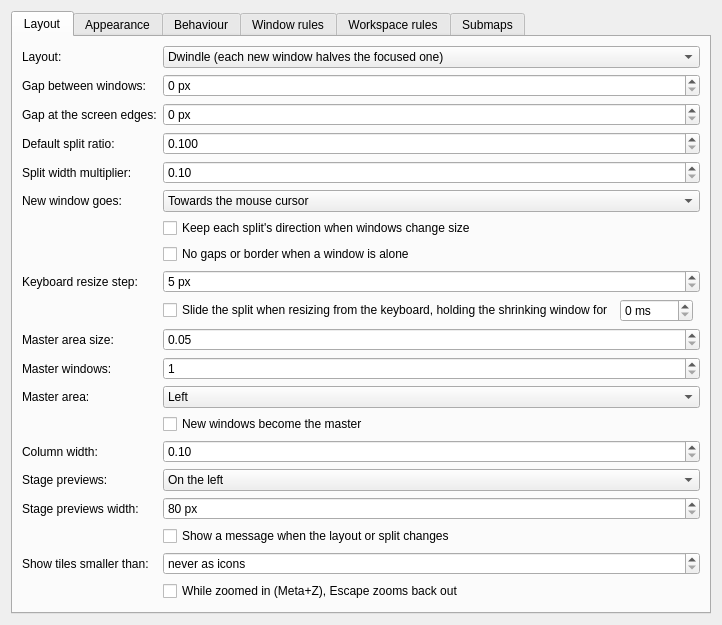
DGBooth/HyprKwin, file package/contents/ui/config.ui: the form before one commit.
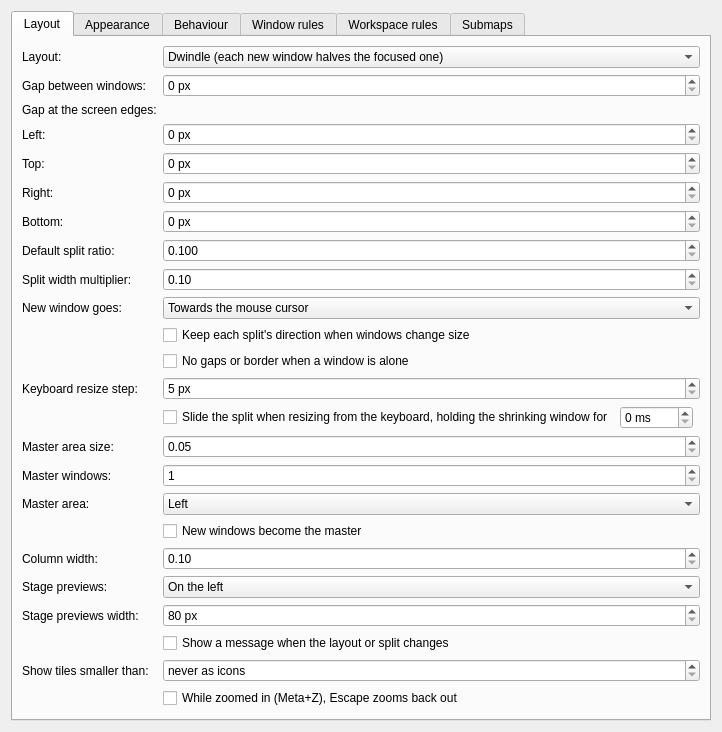
The form after the commit. Custom widgets are drawn as their Qt base class.

```diff
--- a/package/contents/ui/config.ui
+++ b/package/contents/ui/config.ui
@@ -38,16 +38,58 @@
        <item row="2" column="0">
         <widget class="QLabel" name="gapsOutLabel"><property name="text"><string>Gap at the screen edges:</string></property></widget>
        </item>
-       <item row="2" column="1">
-        <widget class="QSpinBox" name="kcfg_GapsOut">
-         <property name="suffix"><string> px</string></property>
-         <property name="maximum"><number>400</number></property>
-        </widget>
-       </item>
        <item row="3" column="0">
-        <widget class="QLabel" name="splitRatioLabel"><property name="text"><string>Default split ratio:</string></property></widget>
+        <widget class="QLabel" name="gapsOutLeftLabel">
+         <property name="text"><string>Left:</string></property>
+         <property name="buddy"><cstring>kcfg_GapsOutLeft</cstring></property>
+        </widget>
        </item>
        <item row="3" column="1">
+        <widget class="QSpinBox" name="kcfg_GapsOutLeft">
+         <property name="suffix"><string> px</string></property>
+         <property name="maximum"><number>400</number></property>
+        </widget>
+       </item>
+       <item row="4" column="0">
+        <widget class="QLabel" name="gapsOutTopLabel">
+         <property name="text"><string>Top:</string></property>
+         <property name="buddy"><cstring>kcfg_GapsOutTop</cstring></property>
+        </widget>
+       </item>
+       <item row="4" column="1">
+        <widget class="QSpinBox" name="kcfg_GapsOutTop">
+         <property name="suffix"><string> px</string></property>
+         <property name="maximum"><number>400</number></property>
+        </widget>
+       </item>
+       <item row="5" column="0">
+        <widget class="QLabel" name="gapsOutRightLabel">
+         <property name="text"><string>Right:</string></property>
+         <property name="buddy"><cstring>kcfg_GapsOutRight</cstring></property>
+        </widget>
+       </item>
+       <item row="5" column="1">
+        <widget class="QSpinBox" name="kcfg_GapsOutRight">
+         <property name="suffix"><string> px</string></property>
+         <property name="maximum"><number>400</number></property>
+        </widget>
+       </item>
+       <item row="6" column="0">
+        <widget class="QLabel" name="gapsOutBottomLabel">
+         <property name="text"><string>Bottom:</string></property>
+         <property name="buddy"><cstring>kcfg_GapsOutBottom</cstring></property>
+        </widget>
+       </item>
+       <item row="6" column="1">
+        <widget class="QSpinBox" name="kcfg_GapsOutBottom">
+         <property name="suffix"><string> px</string></property>
+         <property name="maximum"><number>400</number></property>
+        </widget>
+       </item>
+       <item row="7" column="0">
+        <widget class="QLabel" name="splitRatioLabel"><property name="text"><string>Default split ratio:</string></property></widget>
+       </item>
+       <item row="7" column="1">
         <widget class="QDoubleSpinBox" name="kcfg_SplitRatio">
          <property name="minimum"><double>0.1</double></property>
          <property name="maximum"><double>1.9</double></property>
@@ -56,10 +98,10 @@
          <property name="toolTip"><string>How a new split shares the space. 1.0 is an even split; above 1 the first (left or top) window gets more, below 1 less (it gets ratio ÷ 2 of the space).</string></property>
         </widget>
        </item>
-       <item row="4" column="0">
+       <item row="8" column="0">
         <widget class="QLabel" name="multiplierLabel"><property name="text"><string>Split width multiplier:</string></property></widget>
        </item>
-       <item row="4" column="1">
+       <item row="8" column="1">
         <widget class="QDoubleSpinBox" name="kcfg_SplitWidthMultiplier">
          <property name="minimum"><double>0.1</double></property>
          <property name="maximum"><double>4.0</double></property>
@@ -67,10 +109,10 @@
          <property name="toolTip"><string>A window splits along its longer side. Above 1, wide windows count as wider still, so you get more side-by-side splits and fewer stacked ones.</string></property>
         </widget>
        </item>
-       <item row="5" column="0">
+       <item row="9" column="0">
         <widget class="QLabel" name="forceSplitLabel"><property name="text"><string>New window goes:</string></property></widget>
        </item>
-       <item row="5" column="1">
+       <item row="9" column="1">
         <widget class="QComboBox" name="kcfg_ForceSplit">
          <property name="toolTip"><string>Which half of the split a new window takes: the half nearer the mouse pointer, or always the same one.</string></property>
          <item><property name="text"><string>Towards the mouse cursor</string></property></item>
@@ -78,27 +120,27 @@
          <item><property name="text"><string>Right / bottom</string></property></item>
         </widget>
        </item>
-       <item row="6" column="1">
+       <item row="10" column="1">
         <widget class="QCheckBox" name="kcfg_PreserveSplit">
          <property name="text"><string>Keep each split's direction when windows change size</string></property>
         </widget>
        </item>
-       <item row="7" column="1">
+       <item row="11" column="1">
         <widget class="QCheckBox" name="kcfg_NoGapsWhenOnly">
          <property name="text"><string>No gaps or border when a window is alone</string></property>
         </widget>
        </item>
-       <item row="8" column="0">
+       <item row="12" column="0">
         <widget class="QLabel" name="resizeStepLabel"><property name="text"><string>Keyboard resize step:</string></property></widget>
        </item>
-       <item row="8" column="1">
+       <item row="12" column="1">
         <widget class="QSpinBox" name="kcfg_ResizeStep">
          <property name="suffix"><string> px</string></property>
          <property name="minimum"><number>5</number></property>
          <property name="maximum"><number>1000</number></property>
         </widget>
        </item>
-       <item row="9" column="1">
+       <item row="13" column="1">
         <layout class="QHBoxLayout" name="slideLayout">
          <item>
           <widget class="QCheckBox" name="kcfg_SlideDivider">
@@ -122,10 +164,10 @@
          </item>
         </layout>
        </item>
-       <item row="10" column="0">
+       <item row="14" column="0">
         <widget class="QLabel" name="masterFactorLabel"><property name="text"><string>Master area size:</string></property></widget>
        </item>
-       <item row="10" column="1">
+       <item row="14" column="1">
         <widget class="QDoubleSpinBox" name="kcfg_MasterFactor">
          <property name="minimum"><double>0.05</double></property>
          <property name="maximum"><double>0.95</double></property>
@@ -133,20 +175,20 @@
          <property name="toolTip"><string>The share of the screen the master area takes. The resize keys change it for each workspace.</string></property>
         </widget>
        </item>
-       <item row="11" column="0">
+       <item row="15" column="0">
         <widget class="QLabel" name="masterCountLabel"><property name="text"><string>Master windows:</string></property></widget>
        </item>
-       <item row="11" column="1">
+       <item row="15" column="1">
         <widget class="QSpinBox" name="kcfg_MasterCount">
          <property name="minimum"><number>1</number></property>
          <property name="maximum"><number>9</number></property>
          <property name="toolTip"><string>How many windows share the master area (Meta+&gt; and Meta+&lt; change it per workspace).</string></property>
         </widget>
        </item>
-       <item row="12" column="0">
+       <item row="16" column="0">
         <widget class="QLabel" name="masterOrientationLabel"><property name="text"><string>Master area:</string></property></widget>
        </item>
-       <item row="12" column="1">
+       <item row="16" column="1">
         <widget class="QComboBox" name="kcfg_MasterOrientation">
          <property name="toolTip"><string>Which side the master area is on. "Centre" puts it in the middle with the other windows in columns either side.</string></property>
          <item><property name="text"><string>Left</string></property></item>
@@ -156,10 +198,10 @@
          <item><property name="text"><string>Centre</string></property></item>
         </widget>
        </item>
-       <item row="14" column="0">
+       <item row="18" column="0">
         <widget class="QLabel" name="columnWidthLabel"><property name="text"><string>Column width:</string></property></widget>
        </item>
-       <item row="14" column="1">
+       <item row="18" column="1">
         <widget class="QDoubleSpinBox" name="kcfg_ColumnWidth">
          <property name="minimum"><double>0.1</double></property>
          <property name="maximum"><double>1.0</double></property>
@@ -167,20 +209,20 @@
          <property name="toolTip"><string>The share of the screen each column takes in the scrolling layout. Only whole columns are shown; the rest wait off-screen, and the resize keys widen or narrow the focused column.</string></property>
         </widget>
        </item>
-       <item row="15" column="0">
+       <item row="19" column="0">
         <widget class="QLabel" name="stageSideLabel"><property name="text"><string>Stage previews:</string></property></widget>
        </item>
-       <item row="15" column="1">
+       <item row="19" column="1">
         <widget class="QComboBox" name="kcfg_StageSide">
          <property name="toolTip"><string>In the stage layout the focused window takes the stage, and the workspace's other windows wait beside it as live previews, most recently used at the top. Click one to bring it onto the stage. The previews have a strip of their own, so the stage window never covers them.</string></property>
          <item><property name="text"><string>On the left</string></property></item>
          <item><property name="text"><string>On the right</string></property></item>
         </widget>
        </item>
-       <item row="16" column="0">
+       <item row="20" column="0">
         <widget class="QLabel" name="stageWidthLabel"><property name="text"><string>Stage previews width:</string></property></widget>
        </item>
-       <item row="16" column="1">
+       <item row="20" column="1">
         <widget class="QSpinBox" name="kcfg_StageWidth">
          <property name="suffix"><string> px</string></property>
          <property name="minimum"><number>80</number></property>
@@ -189,16 +231,16 @@
          <property name="toolTip"><string>How wide the strip of previews is in the stage layout.</string></property>
         </widget>
        </item>
-       <item row="17" column="1">
+       <item row="21" column="1">
         <widget class="QCheckBox" name="kcfg_LayoutOsd">
          <property name="text"><string>Show a message when the layout or split changes</string></property>
          <property name="toolTip"><string>A short on-screen message naming the new layout, or which way a window just split, on the monitor you are using.</string></property>
         </widget>
        </item>
-       <item row="18" column="0">
+       <item row="22" column="0">
         <widget class="QLabel" name="iconBelowLabel"><property name="text"><string>Show tiles smaller than:</string></property></widget>
        </item>
-       <item row="18" column="1">
+       <item row="22" column="1">
         <widget class="QSpinBox" name="kcfg_IconBelow">
          <property name="suffix"><string> px as their app's icon</string></property>
          <property name="specialValueText"><string>never as icons</string></property>
@@ -207,13 +249,13 @@
          <property name="toolTip"><string>A tile too narrow or short to use shows its app's icon instead, until you zoom into it. Clicking the icon zooms in until the window is big enough.</string></property>
         </widget>
        </item>
-       <item row="19" column="1">
+       <item row="23" column="1">
         <widget class="QCheckBox" name="kcfg_ZoomEscape">
          <property name="text"><string>While zoomed in (Meta+Z), Escape zooms back out</string></property>
          <property name="toolTip"><string>Escape is taken from your apps for as long as the zoom lasts, and given back the moment you are zoomed all the way out.</string></property>
         </widget>
        </item>
-       <item row="13" column="1">
+       <item row="17" column="1">
         <widget class="QCheckBox" name="kcfg_MasterNewIsMaster">
          <property name="text"><string>New windows become the master</string></property>
          <property name="toolTip"><string>On: a new window takes the master area. Off: it joins the end of the stack.</string></property>
```
